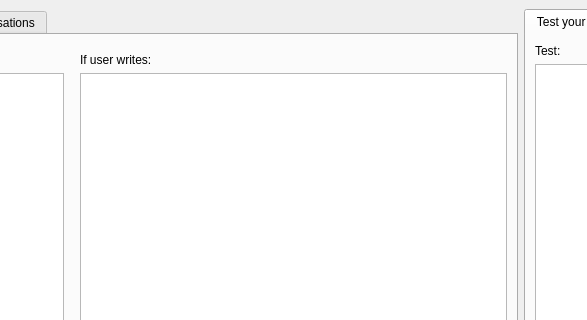
Qt form src/main-project/mainwindow.ui (lvklabs/chatbot) before a commit; both pictures show x 241 to 828 and y 0 to 320 of the 1024 by 600 pixel window.
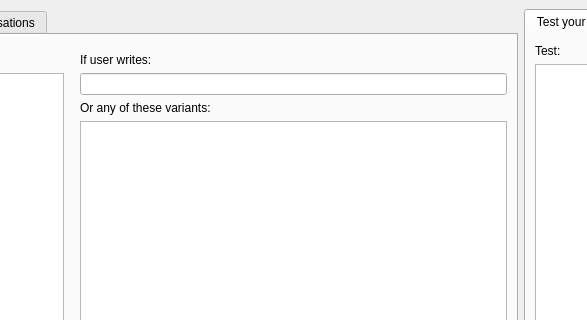
The same form after that commit. Icons and pictures are not drawn.

Commit message: Hiding io rule texts when a category is selected. Changed some msgbox icons.

The edit to the form file:
```diff
--- a/src/main-project/mainwindow.ui
+++ b/src/main-project/mainwindow.ui
@@ -29,7 +29,7 @@
          <layout class="QGridLayout" name="gridLayout_4">
           <item row="0" column="2">
            <layout class="QGridLayout" name="trainTabGridLayout" columnstretch="2,0,0,3">
-            <item row="0" column="2" rowspan="6">
+            <item row="0" column="2" rowspan="8">
              <spacer name="trainTabSpacer1">
               <property name="orientation">
                <enum>Qt::Horizontal</enum>
@@ -120,30 +120,40 @@
               </property>
              </widget>
             </item>
-            <item row="2" column="3">
+            <item row="4" column="3">
              <widget class="QLabel" name="chatbotRepliesLabel">
               <property name="text">
                <string>Chatbot replies:</string>
               </property>
              </widget>
             </item>
-            <item row="3" column="3" rowspan="3">
+            <item row="5" column="3" rowspan="3">
              <widget class="QPlainTextEdit" name="ruleOutputText">
               <property name="mouseTracking">
                <bool>true</bool>
               </property>
              </widget>
             </item>
-            <item row="1" column="3">
-             <widget class="QPlainTextEdit" name="ruleInputText"/>
+            <item row="3" column="3">
+             <widget class="QPlainTextEdit" name="ruleInputVariantsText"/>
             </item>
-            <item row="1" column="0" rowspan="5" colspan="2">
+            <item row="1" column="0" rowspan="7" colspan="2">
              <widget class="QTreeView" name="categoriesTree">
               <property name="mouseTracking">
                <bool>true</bool>
               </property>
              </widget>
             </item>
+            <item row="1" column="3">
+             <widget class="QLineEdit" name="ruleInputText"/>
+            </item>
+            <item row="2" column="3">
+             <widget class="QLabel" name="orVariantsLabel">
+              <property name="text">
+               <string>Or any of these variants:</string>
+              </property>
+             </widget>
+            </item>
            </layout>
           </item>
          </layout>
```
The commit also changes 2 other files.
